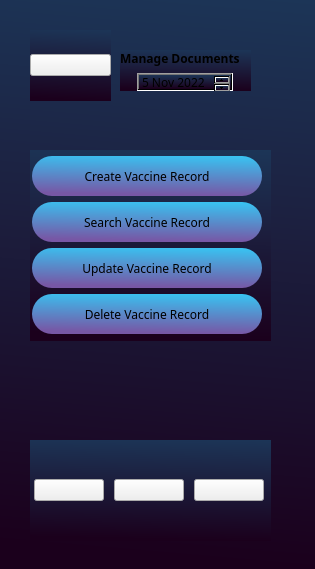
Qt form MyCovidRecord/managedocuments.ui (gagabon501/cs106-2) before a commit.
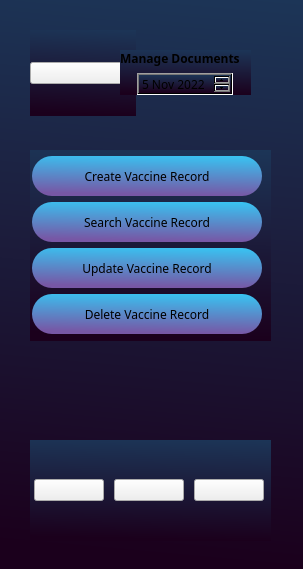
The same form after that commit. Icons and pictures are not drawn.

Commit message: renamed all buttons

```diff
--- a/MyCovidRecord/managedocuments.ui
+++ b/MyCovidRecord/managedocuments.ui
@@ -6,7 +6,7 @@
    <rect>
     <x>0</x>
     <y>0</y>
-    <width>315</width>
+    <width>303</width>
     <height>569</height>
    </rect>
   </property>
@@ -28,8 +28,8 @@
      <rect>
       <x>30</x>
       <y>30</y>
-      <width>81</width>
-      <height>71</height>
+      <width>106</width>
+      <height>86</height>
      </rect>
     </property>
     <layout class="QVBoxLayout" name="verticalLayout">
@@ -63,7 +63,7 @@
       <x>120</x>
       <y>50</y>
       <width>131</width>
-      <height>41</height>
+      <height>45</height>
      </rect>
     </property>
     <layout class="QVBoxLayout" name="verticalLayout_2">
```
Left out of the diff: 14 changed lines with no effect on the pictures.
